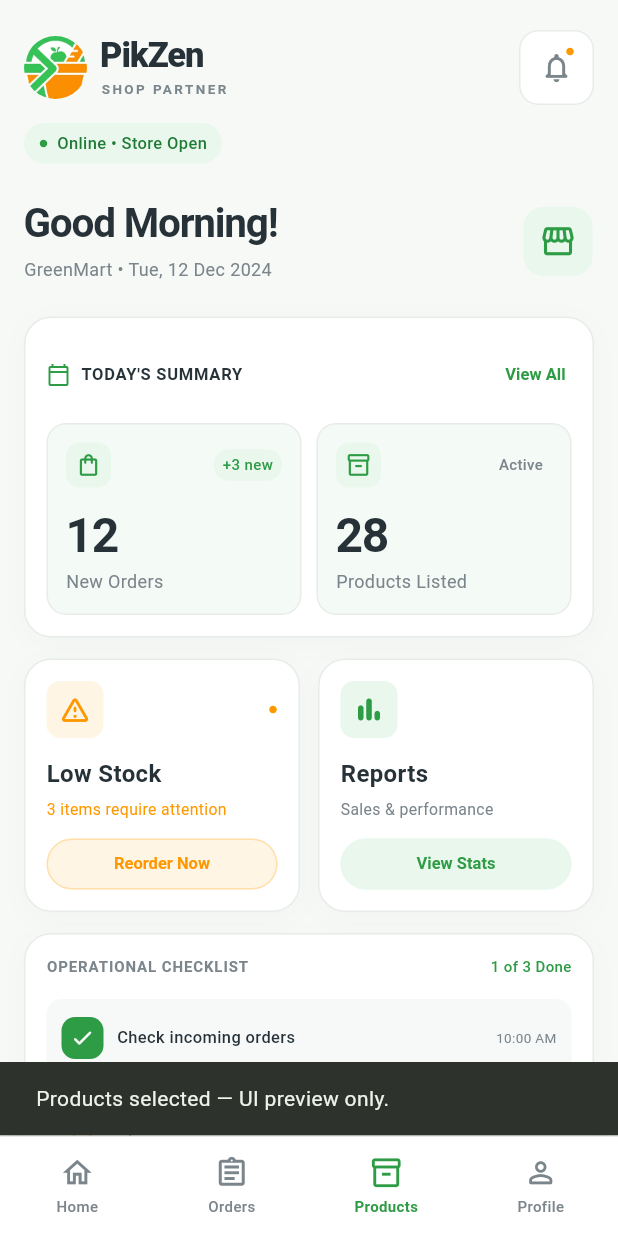
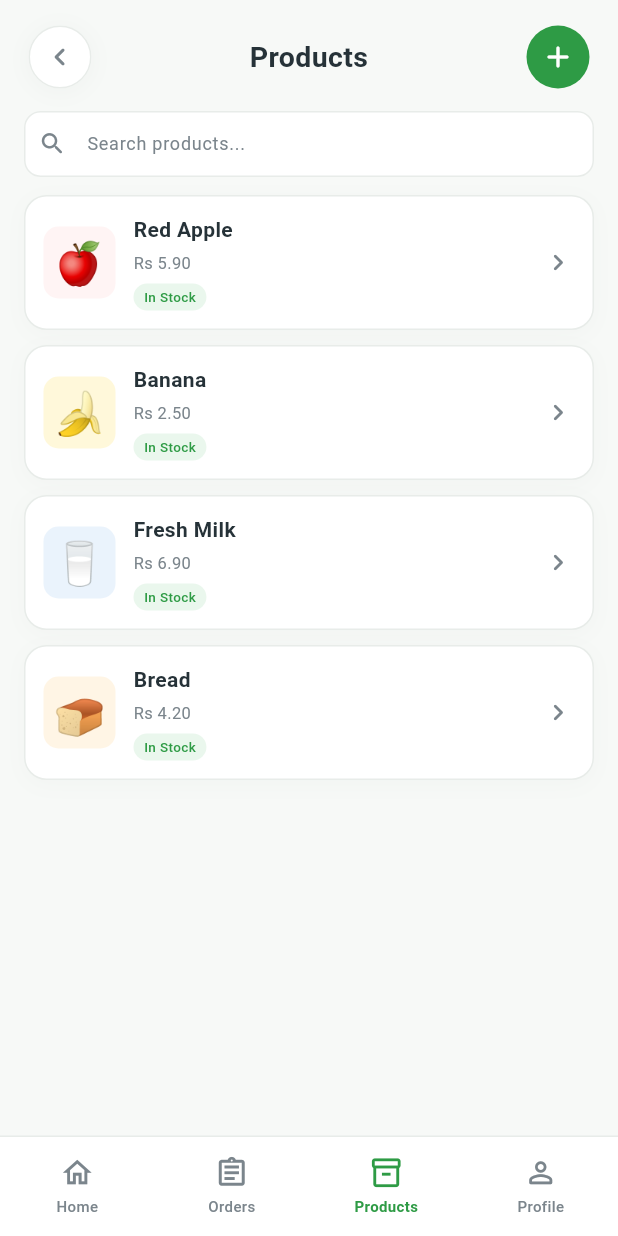
Before and after one commit to darsika4478/pikzen-mobile-app, a Flutter app: the screen it shows after launch, item 3 of the bottom bar chosen, on a phone screen of 412 x 824 dp. Run offline on Flutter 3.47's test engine with Material 3 defaults, Android fonts, the phone set to English and light mode, and no system bars; our stand-ins replace cloud_firestore, firebase_auth, firebase_core, go_router, google_sign_in, shared_preferences; accounts and stored records are empty.

Commit message:
product management

```diff
--- a/lib/core/router/app_router.dart
+++ b/lib/core/router/app_router.dart
@@ -417,7 +417,7 @@ final GoRouter appRouter = GoRouter(
     GoRoute(
       path: '/product-management',
       name: 'product-management',
-      builder: (context, state) => const ProductManagementScreen(),
+      builder: (context, state) => const ProductsScreen(),
     ),
     GoRoute(
       path: '/shop-dashboard',
--- /dev/null
+++ b/lib/features/shop_management/models/mock_shop_product.dart
@@ -0,0 +1,38 @@
+enum ShopProductVisual { apple, banana, milk, bread }
+
+/// Display-only products, kept separate from the live customer catalog.
+class MockShopProduct {
+  const MockShopProduct({
+    required this.name,
+    required this.price,
+    required this.visualType,
+    this.status = 'In Stock',
+  });
+  final String name;
+  final String price;
+  final String status;
+  final ShopProductVisual visualType;
+}
+
+const mockShopProducts = [
+  MockShopProduct(
+    name: 'Red Apple',
+    price: 'Rs 5.90',
+    visualType: ShopProductVisual.apple,
+  ),
+  MockShopProduct(
+    name: 'Banana',
+    price: 'Rs 2.50',
+    visualType: ShopProductVisual.banana,
+  ),
+  MockShopProduct(
+    name: 'Fresh Milk',
+    price: 'Rs 6.90',
+    visualType: ShopProductVisual.milk,
+  ),
+  MockShopProduct(
+    name: 'Bread',
+    price: 'Rs 4.20',
+    visualType: ShopProductVisual.bread,
+  ),
+];
--- a/lib/features/shop_management/screens/product_management_screen.dart
+++ b/lib/features/shop_management/screens/product_management_screen.dart
@@ -1,25 +1,111 @@
 import 'package:flutter/material.dart';
+import 'package:go_router/go_router.dart';
 
-/// Placeholder for the future Product Management screen.
-class ProductManagementScreen extends StatelessWidget {
-  const ProductManagementScreen({super.key});
+import '../../../core/constants/app_colors.dart';
+import '../models/mock_shop_product.dart';
+import '../widgets/products_header.dart';
+import '../widgets/product_search_bar.dart';
+import '../widgets/product_list_card.dart';
+import '../widgets/dashboard_bottom_nav.dart';
+
+/// Merchant products preview with local search only.
+class ProductsScreen extends StatefulWidget {
+  const ProductsScreen({super.key});
+  @override
+  State<ProductsScreen> createState() => _ProductsScreenState();
+}
+
+class _ProductsScreenState extends State<ProductsScreen> {
+  String _search = '';
+  void _preview(String message) {
+    ScaffoldMessenger.of(context)
+      ..hideCurrentSnackBar()
+      ..showSnackBar(SnackBar(content: Text(message)));
+  }
+
+  void _back() {
+    if (context.canPop()) {
+      context.pop();
+    } else {
+      context.goNamed('shop-dashboard');
+    }
+  }
 
   @override
   Widget build(BuildContext context) {
+    final products = mockShopProducts
+        .where(
+          (product) =>
+              product.name.toLowerCase().contains(_search.trim().toLowerCase()),
+        )
+        .toList();
     return Scaffold(
-      appBar: AppBar(title: const Text('Product Management')),
+      backgroundColor: AppColors.background,
       body: SafeArea(
-        child: Center(
-          child: Padding(
-            padding: const EdgeInsets.all(24),
-            child: Text(
-              'Product Management',
-              textAlign: TextAlign.center,
-              style: Theme.of(context).textTheme.headlineSmall,
+        bottom: false,
+        child: Align(
+          alignment: Alignment.topCenter,
+          child: ConstrainedBox(
+            constraints: const BoxConstraints(maxWidth: 480),
+            child: Column(
+              children: [
+                ProductsHeader(
+                  onBack: _back,
+                  onAdd: () => _preview('Add Product'),
+                ),
+                Padding(
+                  padding: const EdgeInsets.symmetric(horizontal: 16),
+                  child: ProductSearchBar(
+                    onChanged: (value) => setState(() => _search = value),
+                  ),
+                ),
+                const SizedBox(height: 12),
+                Expanded(
+                  child: products.isEmpty
+                      ? const Center(
+                          child: Text(
+                            'No products found',
+                            style: TextStyle(
+                              fontSize: 12,
+                              color: AppColors.secondaryText,
+                            ),
+                          ),
+                        )
+                      : ListView.separated(
+                          keyboardDismissBehavior:
+                              ScrollViewKeyboardDismissBehavior.onDrag,
+                          padding: const EdgeInsets.fromLTRB(16, 0, 16, 24),
+                          itemCount: products.length,
+                          separatorBuilder: (context, index) =>
+                              const SizedBox(height: 10),
+                          itemBuilder: (context, index) => ProductListCard(
+                            product: products[index],
+                            onSelected: () =>
+                                _preview('${products[index].name} selected'),
+                          ),
+                        ),
+                ),
+              ],
             ),
           ),
         ),
       ),
+      bottomNavigationBar: DashboardBottomNav(
+        selectedIndex: 2,
+        onSelected: (index) {
+          FocusScope.of(context).unfocus();
+          switch (index) {
+            case 0:
+              context.goNamed('shop-dashboard');
+            case 1:
+              context.pushNamed('incoming-orders');
+            case 2:
+              break;
+            case 3:
+              context.pushNamed('profile');
+          }
+        },
+      ),
     );
   }
 }
--- a/lib/features/shop_management/screens/shop_dashboard_screen.dart
+++ b/lib/features/shop_management/screens/shop_dashboard_screen.dart
@@ -89,6 +89,10 @@ class _ShopDashboardScreenState extends State<ShopDashboardScreen> {
       bottomNavigationBar: DashboardBottomNav(
         selectedIndex: _selectedIndex,
         onSelected: (index) {
+          if (index == 2) {
+            context.pushNamed('product-management');
+            return;
+          }
           if (index == 1) {
             context.pushNamed('incoming-orders');
             return;
--- /dev/null
+++ b/lib/features/shop_management/widgets/product_list_card.dart
@@ -0,0 +1,116 @@
+import 'package:flutter/material.dart';
+
+import '../../../core/constants/app_colors.dart';
+import '../models/mock_shop_product.dart';
+
+class ProductListCard extends StatelessWidget {
+  const ProductListCard({
+    super.key,
+    required this.product,
+    required this.onSelected,
+  });
+  final MockShopProduct product;
+  final VoidCallback onSelected;
+  @override
+  Widget build(BuildContext context) {
+    final (visual, tint) = switch (product.visualType) {
+      ShopProductVisual.apple => ('🍎', AppColors.rejectBackground),
+      ShopProductVisual.banana => ('🍌', AppColors.bananaBackground),
+      ShopProductVisual.milk => ('🥛', AppColors.milkBackground),
+      ShopProductVisual.bread => ('🍞', AppColors.lightOrange),
+    };
+    return Container(
+      decoration: BoxDecoration(
+        color: AppColors.surface,
+        borderRadius: BorderRadius.circular(15),
+        border: Border.all(color: AppColors.border),
+        boxShadow: const [
+          BoxShadow(
+            color: AppColors.shadow,
+            blurRadius: 12,
+            offset: Offset(0, 3),
+          ),
+        ],
+      ),
+      child: Material(
+        color: Colors.transparent,
+        borderRadius: BorderRadius.circular(15),
+        child: InkWell(
+          onTap: onSelected,
+          borderRadius: BorderRadius.circular(15),
+          child: Padding(
+            padding: const EdgeInsets.all(12),
+            child: Row(
+              children: [
+                Container(
+                  width: 48,
+                  height: 48,
+                  alignment: Alignment.center,
+                  decoration: BoxDecoration(
+                    color: tint,
+                    borderRadius: BorderRadius.circular(10),
+                  ),
+                  child: ExcludeSemantics(
+                    child: Text(visual, style: const TextStyle(fontSize: 28)),
+                  ),
+                ),
+                const SizedBox(width: 12),
+                Expanded(
+                  child: Column(
+                    crossAxisAlignment: CrossAxisAlignment.start,
+                    children: [
+                      Text(
+                        product.name,
+                        style: const TextStyle(
+                          fontSize: 14,
+                          fontWeight: FontWeight.w600,
+                        ),
+                      ),
+                      const SizedBox(height: 3),
+                      Text(
+                        product.price,
+                        style: const TextStyle(
+                          fontSize: 11,
+                          color: AppColors.secondaryText,
+                        ),
+                      ),
+                      const SizedBox(height: 5),
+                      ProductStatusBadge(label: product.status),
+                    ],
+                  ),
+                ),
+                const SizedBox(width: 8),
+                const Icon(
+                  Icons.chevron_right_rounded,
+                  size: 22,
+                  color: AppColors.secondaryText,
+                ),
+              ],
+            ),
+          ),
+        ),
+      ),
+    );
+  }
+}
+
+class ProductStatusBadge extends StatelessWidget {
+  const ProductStatusBadge({super.key, required this.label});
+  final String label;
+  @override
+  Widget build(BuildContext context) => Container(
+    padding: const EdgeInsets.symmetric(horizontal: 7, vertical: 2),
+    decoration: BoxDecoration(
+      color: AppColors.softGreen,
+      borderRadius: BorderRadius.circular(20),
+    ),
+    child: Text(
+      label,
+      style: const TextStyle(
+        fontSize: 9,
+        color: AppColors.primary,
+        fontWeight: FontWeight.w500,
+      ),
+    ),
+  );
+}
--- /dev/null
+++ b/lib/features/shop_management/widgets/product_search_bar.dart
@@ -0,0 +1,34 @@
+import 'package:flutter/material.dart';
+
+import '../../../core/constants/app_colors.dart';
+
+class ProductSearchBar extends StatelessWidget {
+  const ProductSearchBar({super.key, required this.onChanged});
+  final ValueChanged<String> onChanged;
+  @override
+  Widget build(BuildContext context) => TextField(
+    onChanged: onChanged,
+    style: const TextStyle(fontSize: 12),
+    textInputAction: TextInputAction.search,
+    decoration: InputDecoration(
+      hintText: 'Search products...',
+      hintStyle: const TextStyle(fontSize: 12, color: AppColors.secondaryText),
+      isDense: true,
+      contentPadding: const EdgeInsets.symmetric(horizontal: 12, vertical: 13),
+      prefixIcon: const Icon(
+        Icons.search_rounded,
+        size: 19,
+        color: AppColors.secondaryText,
+      ),
+      prefixIconConstraints: const BoxConstraints(minWidth: 38, minHeight: 40),
+      enabledBorder: OutlineInputBorder(
+        borderRadius: BorderRadius.circular(11),
+        borderSide: const BorderSide(color: AppColors.border),
+      ),
+      focusedBorder: OutlineInputBorder(
+        borderRadius: BorderRadius.circular(11),
+        borderSide: const BorderSide(color: AppColors.primary),
+      ),
+    ),
+  );
+}
--- /dev/null
+++ b/lib/features/shop_management/widgets/products_header.dart
@@ -0,0 +1,58 @@
+import 'package:flutter/material.dart';
+
+import '../../../core/constants/app_colors.dart';
+
+class ProductsHeader extends StatelessWidget {
+  const ProductsHeader({super.key, required this.onBack, required this.onAdd});
+  final VoidCallback onBack;
+  final VoidCallback onAdd;
+  @override
+  Widget build(BuildContext context) => Padding(
+    padding: const EdgeInsets.fromLTRB(16, 14, 16, 12),
+    child: Row(
+      children: [
+        Container(
+          decoration: const BoxDecoration(
+            shape: BoxShape.circle,
+            boxShadow: [
+              BoxShadow(
+                color: AppColors.shadow,
+                blurRadius: 10,
+                offset: Offset(0, 2),
+              ),
+            ],
+          ),
+          child: IconButton(
+            onPressed: onBack,
+            tooltip: 'Back',
+            style: IconButton.styleFrom(
+              backgroundColor: AppColors.surface,
+              side: const BorderSide(color: AppColors.border),
+              shape: const CircleBorder(),
+              fixedSize: const Size(42, 42),
+            ),
+            icon: const Icon(Icons.chevron_left_rounded, size: 24),
+          ),
+        ),
+        const Expanded(
+          child: Text(
+            'Products',
+            textAlign: TextAlign.center,
+            style: TextStyle(fontSize: 19, fontWeight: FontWeight.w700),
+          ),
+        ),
+        IconButton(
+          onPressed: onAdd,
+          tooltip: 'Add Product',
+          style: IconButton.styleFrom(
+            backgroundColor: AppColors.primary,
+            foregroundColor: AppColors.surface,
+            shape: const CircleBorder(),
+            fixedSize: const Size(42, 42),
+          ),
+          icon: const Icon(Icons.add_rounded, size: 24),
+        ),
+      ],
+    ),
+  );
+}
```
Also changed, not shown: 2 other files.
